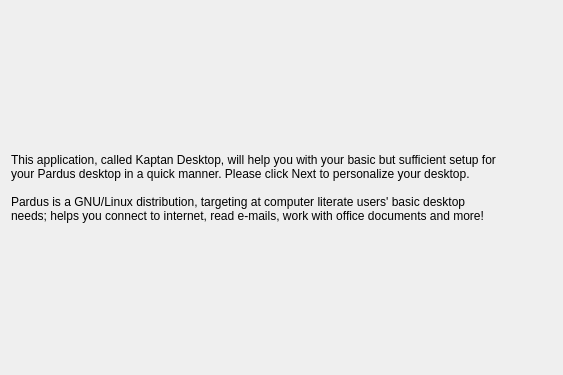
Before: the Qt Designer form kde4/kaptan4/src/gui/welcomeWidget.ui in pars-linux/uludag, drawn with Qt 5.
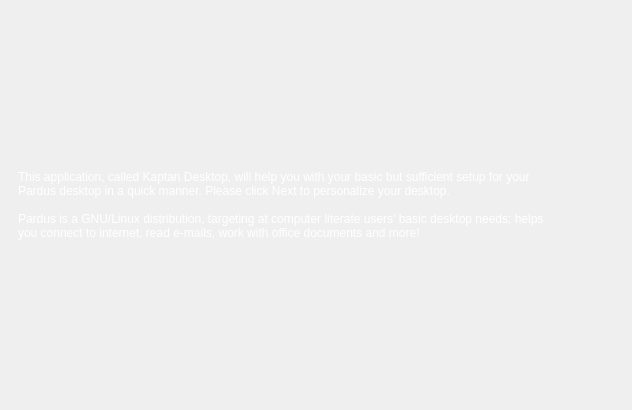
After: the same form once the commit is applied.

Commit message: fix label colors

```diff
--- a/kde4/kaptan4/src/gui/welcomeWidget.ui
+++ b/kde4/kaptan4/src/gui/welcomeWidget.ui
@@ -6,17 +6,57 @@
    <rect>
     <x>0</x>
     <y>0</y>
-    <width>563</width>
-    <height>375</height>
+    <width>632</width>
+    <height>410</height>
    </rect>
   </property>
   <property name="windowTitle">
    <string>Welcome</string>
   </property>
+  <property name="styleSheet">
+   <string notr="true">color: white</string>
+  </property>
   <layout class="QGridLayout" name="gridLayout">
-   <item row="0" column="0">
-    <layout class="QHBoxLayout" name="horizontalLayout">
-     <item>
+   <item row="0" column="1">
+    <spacer name="verticalSpacer_2">
+     <property name="orientation">
+      <enum>Qt::Vertical</enum>
+     </property>
+     <property name="sizeHint" stdset="0">
+      <size>
+       <width>20</width>
+       <height>156</height>
+      </size>
+     </property>
+    </spacer>
+   </item>
+   <item row="0" column="3" rowspan="3">
+    <widget class="QLabel" name="pixKaptanLogo">
+     <property name="frameShadow">
+      <enum>QFrame::Raised</enum>
+     </property>
+     <property name="text">
+      <string/>
+     </property>
+     <property name="wordWrap">
+      <bool>true</bool>
+     </property>
+    </widget>
+   </item>
+   <item row="1" column="0">
+    <spacer name="horizontalSpacer_3">
+     <property name="orientation">
+      <enum>Qt::Horizontal</enum>
+     </property>
+     <property name="sizeHint" stdset="0">
+      <size>
+       <width>17</width>
+       <height>20</height>
+      </size>
+     </property>
+    </spacer>
+   </item>
+   <item row="1" column="1">
       <widget class="QLabel" name="labelKaptanIntro">
        <property name="frameShadow">
         <enum>QFrame::Raised</enum>
@@ -31,7 +71,7 @@
        </property>
       </widget>
      </item>
-     <item>
+   <item row="1" column="2">
       <spacer name="horizontalSpacer">
        <property name="orientation">
         <enum>Qt::Horizontal</enum>
@@ -47,33 +87,31 @@
        </property>
       </spacer>
      </item>
-     <item>
-      <widget class="QLabel" name="pixKaptanLogo">
-       <property name="frameShadow">
-        <enum>QFrame::Raised</enum>
-       </property>
-       <property name="text">
-        <string/>
-       </property>
-       <property name="wordWrap">
-        <bool>true</bool>
-       </property>
-      </widget>
-     </item>
-     <item>
+   <item row="1" column="4">
       <spacer name="horizontalSpacer_2">
        <property name="orientation">
         <enum>Qt::Horizontal</enum>
        </property>
        <property name="sizeHint" stdset="0">
         <size>
-         <width>40</width>
+       <width>17</width>
          <height>20</height>
         </size>
        </property>
       </spacer>
      </item>
-    </layout>
+   <item row="2" column="1">
+    <spacer name="verticalSpacer">
+     <property name="orientation">
+      <enum>Qt::Vertical</enum>
+     </property>
+     <property name="sizeHint" stdset="0">
+      <size>
+       <width>20</width>
+       <height>156</height>
+      </size>
+     </property>
+    </spacer>
    </item>
   </layout>
  </widget>
```
Lines whose indentation alone changed are shown as unchanged. The commit also changes 8 other files.
